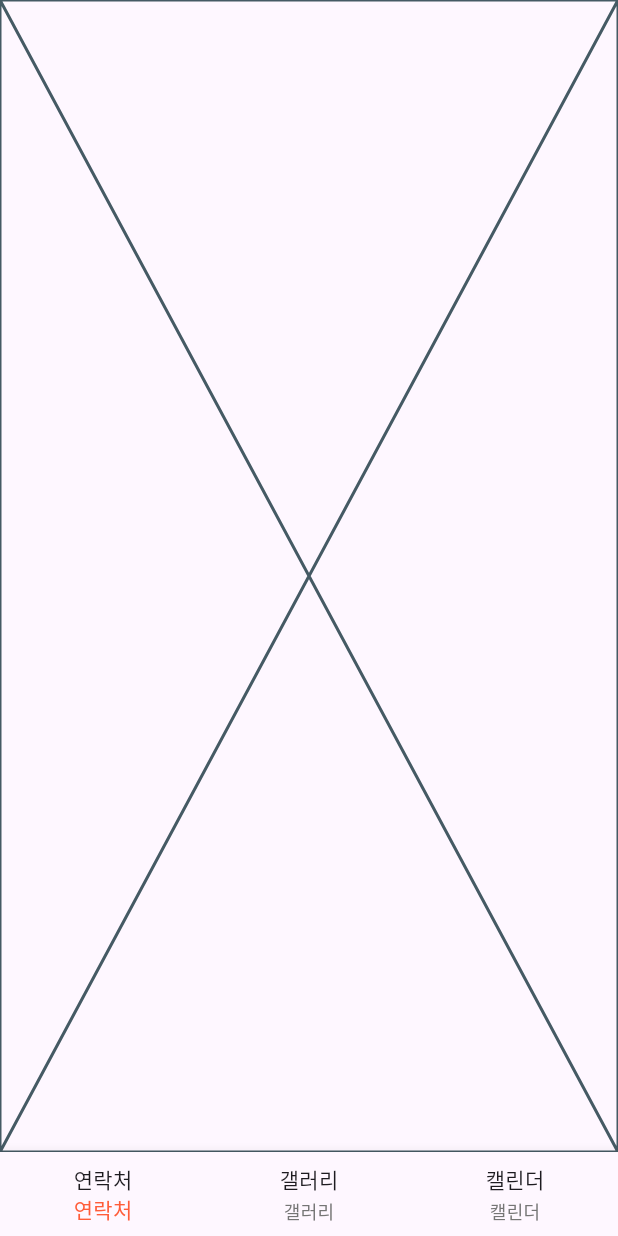
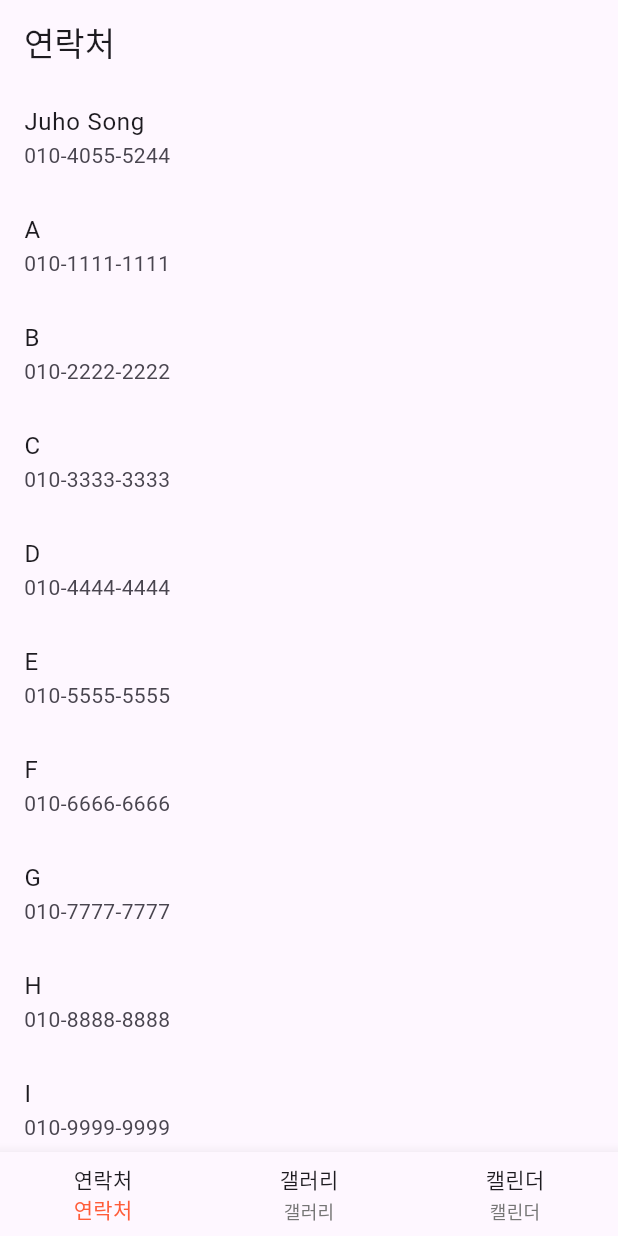
Before and after one commit to jjjh02/madcamp_1week, a Flutter app: the screen it shows after launch, on a phone screen of 412 x 824 dp. Run offline on Flutter 3.47's test engine with Material 3 defaults, Android fonts, the phone set to English and light mode, and no system bars; Roboto replaces fonts that are missing (SUITE).

Commit message:
연락처 리스트업

```diff
--- /dev/null
+++ b/lib/pages/contact/ContactModel.dart
@@ -0,0 +1,19 @@
+import 'dart:convert';
+import 'package:flutter/material.dart';
+
+
+class Contact {
+  final String name;
+  final String phoneNumber;
+
+
+  Contact({required this.name, required this.phoneNumber});
+
+
+  factory Contact.fromJson(Map<String, dynamic> json) {
+    return Contact(
+      name: json['name'],
+      phoneNumber: json['phoneNumber'],
+    );
+  }
+}
--- a/lib/pages/contact/ViewContactPage.dart
+++ b/lib/pages/contact/ViewContactPage.dart
@@ -1,15 +1,48 @@
 import 'package:flutter/material.dart';
+import 'package:madcamp_1week/pages/contact/ContactModel.dart';
+
 
 class ViewContactPageWidget extends StatefulWidget {
-  const ViewContactPageWidget({super.key});
+  const ViewContactPageWidget({Key? key}) : super(key: key);
+
 
   @override
   State<ViewContactPageWidget> createState() => _ViewContactPageWidgetState();
 }
 
+
 class _ViewContactPageWidgetState extends State<ViewContactPageWidget> {
+  final List<Contact> contacts = [
+    Contact(name: 'Juho Song', phoneNumber: '010-4055-5244'),
+    Contact(name: 'A', phoneNumber: '010-1111-1111'),
+    Contact(name: 'B', phoneNumber: '010-2222-2222'),
+    Contact(name: 'C', phoneNumber: '010-3333-3333'),
+    Contact(name: 'D', phoneNumber: '010-4444-4444'),
+    Contact(name: 'E', phoneNumber: '010-5555-5555'),
+    Contact(name: 'F', phoneNumber: '010-6666-6666'),
+    Contact(name: 'G', phoneNumber: '010-7777-7777'),
+    Contact(name: 'H', phoneNumber: '010-8888-8888'),
+    Contact(name: 'I', phoneNumber: '010-9999-9999'),
+  ];
+
+
   @override
   Widget build(BuildContext context) {
-    return const Placeholder();
+    return Scaffold(
+      appBar: AppBar(
+        title: Text('연락처'),
+      ),
+      body: ListView.builder(
+        itemCount: contacts.length,
+        itemBuilder: (context, index) {
+          return ListTile(
+            title: Text(contacts[index].name),
+            subtitle: Text(contacts[index].phoneNumber),
+          );
+        }
+      )
+
+
+    );
   }
 }
```
Also changed, not shown: pubspec.lock.
